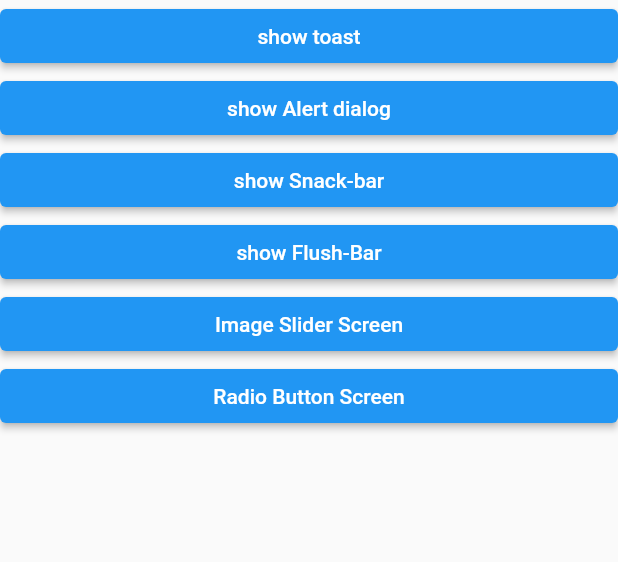
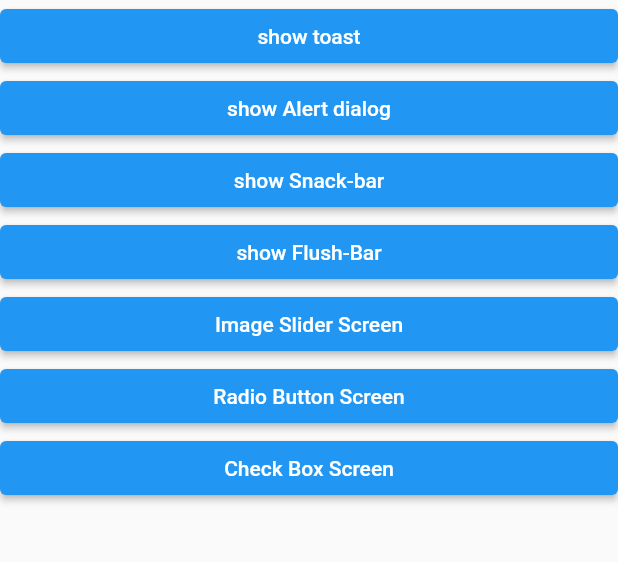
Before and after one commit to MohamedTwfiek-7/Flutter-cool-widgets-app, a Flutter app: the screen it shows after launch, on a phone screen of 412 x 824 dp, the part 84-646 px from its top. Run offline on Flutter 3.47's test engine with Material 2 defaults, Android fonts, the phone set to English and light mode, and no system bars; our stand-ins replace another_flushbar, carousel_slider, flutter_styled_toast.

Commit message:
Check Box example added

```diff
--- a/lib/main.dart
+++ b/lib/main.dart
@@ -1,5 +1,6 @@
 import 'package:another_flushbar/flushbar.dart';
 import 'package:flutter/material.dart';
+import 'package:flutter_cool_widgets/CheckBoxScreen.dart';
 import 'package:flutter_cool_widgets/image_slider_screen.dart';
 import 'package:flutter_styled_toast/flutter_styled_toast.dart';
 import 'package:flutter_cool_widgets/radio_button_screen.dart';
@@ -21,6 +22,7 @@ class MyApp extends StatelessWidget {
       routes: {
         '/Image-Slider-Screen': (ctx) => const ImageSliderScreen(),
         '/Radio-Button-Screen': (ctx) => const RadioButtonScreen(),
+        '/Check-Box-Screen': (ctx) => const CheckBoxScreen(),
       },
     );
   }
@@ -213,7 +215,7 @@ class _MyHomePageState extends State<MyHomePage> {
                             child: Text('Image Slider Screen',
                                 textAlign: TextAlign.center),
                           ),
-                        ),
+                        ), //image slider
                         ElevatedButton(
                           onPressed: () {
                             Navigator.of(context)
@@ -224,7 +226,18 @@ class _MyHomePageState extends State<MyHomePage> {
                             child: Text('Radio Button Screen',
                                 textAlign: TextAlign.center),
                           ),
-                        ),
+                        ), //radio buttons
+                        ElevatedButton(
+                          onPressed: () {
+                            Navigator.of(context)
+                                .pushNamed('/Check-Box-Screen');
+                          },
+                          child: const SizedBox(
+                            width: double.infinity,
+                            child: Text('Check Box Screen',
+                                textAlign: TextAlign.center),
+                          ),
+                        ), //check box
                       ],
                     ),
                   ),
```
Also changed, not shown: lib/CheckBoxScreen.dart (added, +96 -0 lines).
